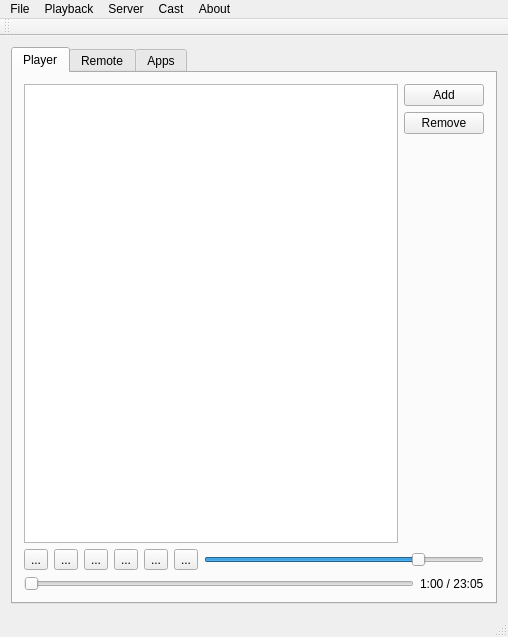
This is player/NymphCastPlayer/mainwindow.ui in MayaPosch/NymphCast as Qt 5 draws it before an edit. The edited form follows.
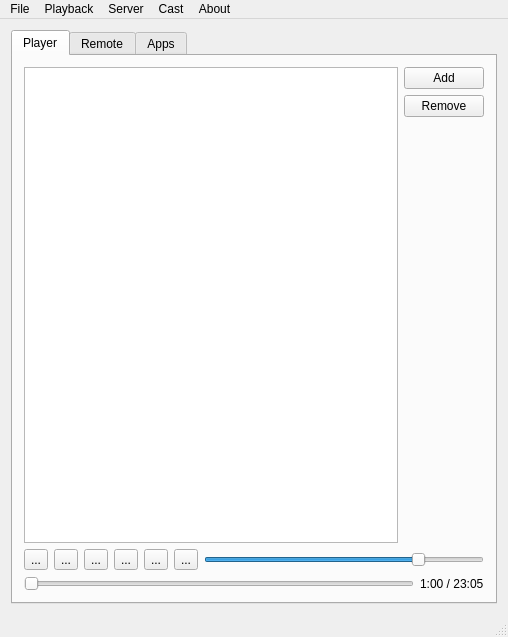
This is the edited form. Icons and pictures are not drawn.

Commit message: Remove unused toolbar. Reduce minimum height.

What changed in the file:
```diff
--- a/player/NymphCastPlayer/mainwindow.ui
+++ b/player/NymphCastPlayer/mainwindow.ui
@@ -13,7 +13,7 @@
   <property name="minimumSize">
    <size>
     <width>360</width>
-    <height>600</height>
+    <height>500</height>
    </size>
   </property>
   <property name="windowTitle">
@@ -455,14 +455,6 @@
    <addaction name="menuCast"/>
    <addaction name="menuAbout"/>
   </widget>
-  <widget class="QToolBar" name="mainToolBar">
-   <attribute name="toolBarArea">
-    <enum>TopToolBarArea</enum>
-   </attribute>
-   <attribute name="toolBarBreak">
-    <bool>false</bool>
-   </attribute>
-  </widget>
   <widget class="QStatusBar" name="statusBar"/>
   <action name="actionQuit">
    <property name="text">
```
